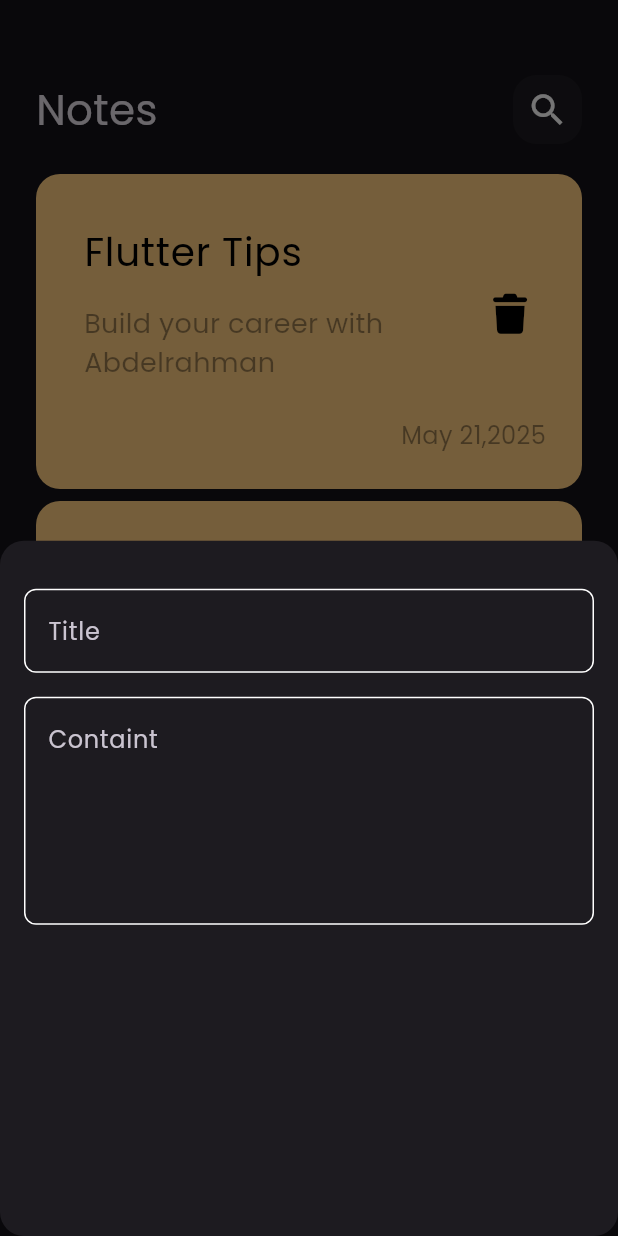
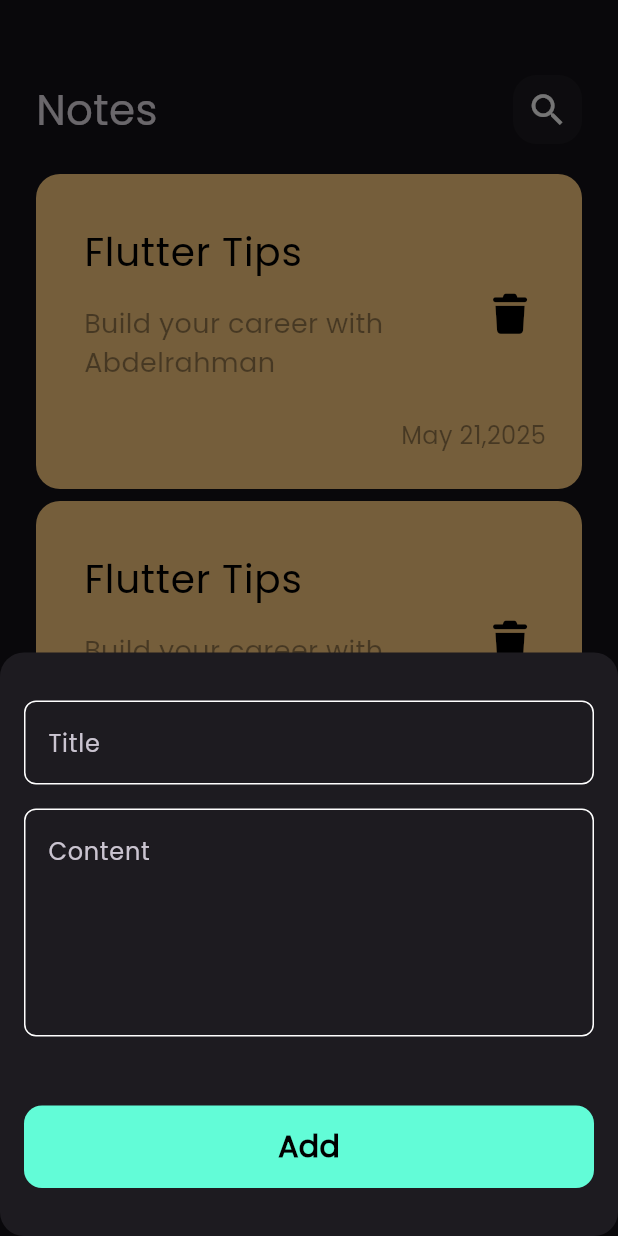
Before and after one commit to Boda300/notes_app, a Flutter app: the screen it shows after launch, after a tap on the "add" icon, on a phone screen of 412 x 824 dp. Run offline on Flutter 3.47's test engine with Material 3 defaults, Android fonts, the phone set to English and light mode, and no system bars; our stand-ins replace font_awesome_flutter.

Commit message:
finish notes bottom sheet

```diff
--- a/lib/views/widgets/add_note_bottom_sheet.dart
+++ b/lib/views/widgets/add_note_bottom_sheet.dart
@@ -1,4 +1,5 @@
 import 'package:flutter/material.dart';
+import 'package:notes_app/views/widgets/custom_botton.dart';
 import 'package:notes_app/views/widgets/custom_text_field.dart';
 
 class AddNoteBottemSheet extends StatelessWidget {
@@ -8,13 +9,18 @@ class AddNoteBottemSheet extends StatelessWidget {
   Widget build(BuildContext context) {
     return Padding(
       padding: const EdgeInsets.symmetric(horizontal: 16),
-      child: Column(
-        children: [
-          SizedBox(height: 32),
-          CustomTextField(hint: 'Title'),
-          SizedBox(height: 16),
-          CustomTextField(hint: 'Containt', maxLines: 5),
-        ],
+      child: SingleChildScrollView(
+        child: Column(
+          children: const [
+            SizedBox(height: 32),
+            CustomTextField(hint: 'Title'),
+            SizedBox(height: 16),
+            CustomTextField(hint: 'Content', maxLines: 5),
+            SizedBox(height: 46),
+            CustomButton(),
+            SizedBox(height: 32),
+          ],
+        ),
       ),
     );
   }
--- /dev/null
+++ b/lib/views/widgets/custom_botton.dart
@@ -0,0 +1,28 @@
+import 'package:flutter/material.dart';
+import 'package:notes_app/constant.dart';
+
+class CustomButton extends StatelessWidget {
+  const CustomButton({super.key});
+
+  @override
+  Widget build(BuildContext context) {
+    return Container(
+      width: MediaQuery.of(context).size.width,
+      height: 55,
+      decoration: BoxDecoration(
+        color: kPrimaryColor,
+        borderRadius: BorderRadius.circular(12),
+      ),
+      child: const Center(
+        child: Text(
+          "Add",
+          style: TextStyle(
+            color: Colors.black,
+            fontSize: 20,
+            fontWeight: FontWeight.bold,
+          ),
+        ),
+      ),
+    );
+  }
+}
```
